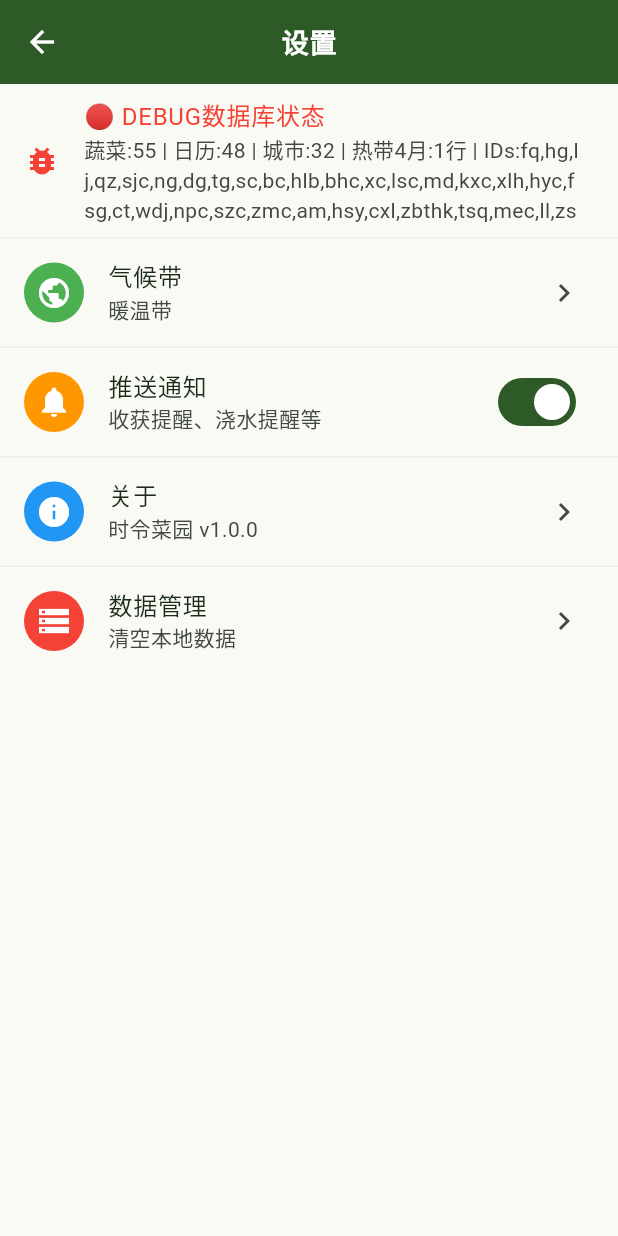
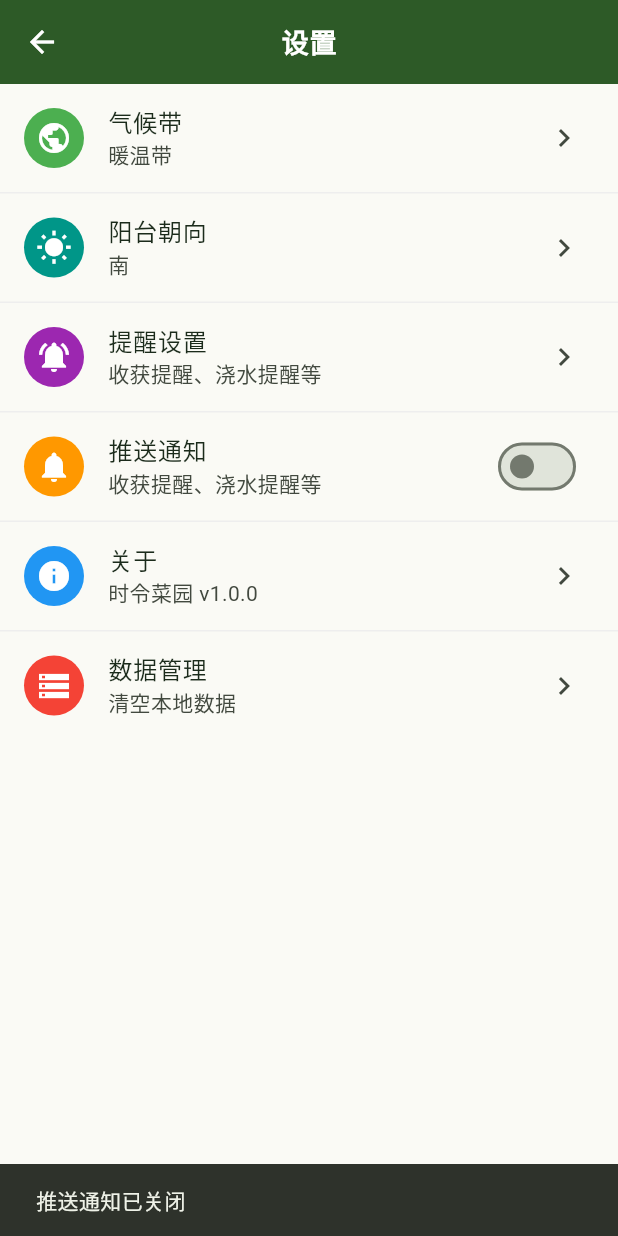
Before and after one commit to liminghuang1985/shiling_vegetable_garden, a Flutter app: the SettingsPage screen opened directly, after a tap on "推送通知", on a phone screen of 412 x 824 dp. Run offline on Flutter 3.47's test engine with Material 3 defaults, Android fonts, the phone set to English and light mode, and no system bars; our stand-ins replace flutter_riverpod, shared_preferences, sqflite, sqflite_common_ffi; accounts and stored records are empty.

Commit message:
feat: 设置页功能完善 + emoji头像 + App名汉化
- 设置页：新增阳台朝向/提醒设置入口，气候带/关于/数据管理可点击
- 移除DEBUG数据库状态ListTile
- 62种蔬菜专属emoji全量配置
- App名称改为'时令菜园'
- 新App图标（手绘蔬菜风格）

```diff
--- a/lib/data/datasources/settings_local_datasource.dart
+++ b/lib/data/datasources/settings_local_datasource.dart
@@ -5,6 +5,10 @@ class SettingsLocalDatasource {
   static const _keySelectedCityId = 'selected_city_id';
   static const _keySelectedClimate = 'selected_climate';
   static const _keyBalconyDirection = 'balcony_direction';
+  static const _keyReminderHarvest = 'reminder_harvest';
+  static const _keyReminderWater = 'reminder_water';
+  static const _keyReminderFertilize = 'reminder_fertilize';
+  static const _keyNotificationsEnabled = 'notifications_enabled';
 
   // ========== 城市选择 ==========
 
@@ -56,4 +60,34 @@ class SettingsLocalDatasource {
     final prefs = await SharedPreferences.getInstance();
     await prefs.remove(_keyBalconyDirection);
   }
+
+  // ========== 提醒设置 ==========
+
+  Future<void> saveReminderSettings(bool harvest, bool water, bool fertilize) async {
+    final prefs = await SharedPreferences.getInstance();
+    await prefs.setBool(_keyReminderHarvest, harvest);
+    await prefs.setBool(_keyReminderWater, water);
+    await prefs.setBool(_keyReminderFertilize, fertilize);
+  }
+
+  Future<Map<String, bool>> getReminderSettings() async {
+    final prefs = await SharedPreferences.getInstance();
+    return {
+      'harvest': prefs.getBool(_keyReminderHarvest) ?? true,
+      'water': prefs.getBool(_keyReminderWater) ?? true,
+      'fertilize': prefs.getBool(_keyReminderFertilize) ?? false,
+    };
+  }
+
+  // ========== 通知总开关 ==========
+
+  Future<void> saveNotificationsEnabled(bool enabled) async {
+    final prefs = await SharedPreferences.getInstance();
+    await prefs.setBool(_keyNotificationsEnabled, enabled);
+  }
+
+  Future<bool> getNotificationsEnabled() async {
+    final prefs = await SharedPreferences.getInstance();
+    return prefs.getBool(_keyNotificationsEnabled) ?? true;
+  }
 }
--- a/lib/domain/entities/vegetable.dart
+++ b/lib/domain/entities/vegetable.dart
@@ -144,19 +144,19 @@ class Vegetable {
   static const Map<String, String> _emojiMap = {
     // 茄果类
     '番茄': '🍅', '西红柿': '🍅', '茄子': '🍆', '辣椒': '🌶️', '黄瓜': '🥒',
-    '南瓜': '🎃', '西瓜': '🍉', '冬瓜': '🥬', '苦瓜': '🍀', '丝瓜': '🥒',
+    '南瓜': '🎃', '西瓜': '🍉', '冬瓜': '🟡', '苦瓜': '🍀', '丝瓜': '🥒',
     '甜瓜': '🍈', '佛手瓜': '🥒',
     // 叶菜类
     '菜心': '🥬', '小白菜': '🥬', '大白菜': '🥬', '甘蓝': '🥬', '生菜': '🥬',
     '菠菜': '🥬', '油麦菜': '🥬', '芥蓝': '🥬', '空心菜': '🥬', '木耳菜': '🥬',
-    '苋菜': '🥬', '莴笋': '🥬', '茼蒿': '🌿', '芹菜': '🌿', '香菜': '🌿',
-    '韭菜': '🌿', '牛皮菜': '🥬', '紫苏': '🌿', '薄荷': '🌿', '艾草': '🌿',
+    '苋菜': '🥬', '莴笋': '🥬', '牛皮菜': '🥬', '茼蒿': '🌿', '芹菜': '🌿', '香菜': '🌿',
+    '韭菜': '🌿', '紫苏': '🌿', '薄荷': '🌿', '艾草': '🌿',
     '菊苣': '🌿', '紫背天葵': '🌿', '草头': '🌿', '豆瓣菜': '🌿', '芝麻菜': '🌿',
-    '穿心莲': '🌿', '藤三七': '🌿', '扫帚菜': '🌿',
+    '穿心莲': '🌿', '藤三七': '🥬', '扫帚菜': '🥬',
     // 根茎类
     '萝卜': '🥕', '白萝卜': '🥕', '胡萝卜': '🥕', '土豆': '🥔', '红薯': '🍠',
-    '甘薯': '🍠', '红薯叶': '🍠', '芋头': '🍠', '山药': '🍠', '洋葱': '🧅',
-    '大蒜': '🧄', '姜': '🫚', '生姜': '🫚', '荠菜': '🌱', '莲藕': '🪷',
+    '甘薯': '🍠', '红薯叶': '🥬', '芋头': '🍠', '山药': '🍠', '洋葱': '🧅',
+    '大蒜': '🧄', '姜': '🫚', '生姜': '🫚', '荠菜': '🥬', '莲藕': '🪷',
     '茭白': '🟡', '甜菜根': '🟣',
     // 豆类
     '豌豆': '🫛', '毛豆': '🫛', '四季豆': '🫛', '芸豆': '🫛', '豆角': '🫛',
--- a/lib/presentation/pages/planting_calendar_page.dart
+++ b/lib/presentation/pages/planting_calendar_page.dart
@@ -184,7 +184,7 @@ class PlantingCalendarPage extends ConsumerWidget {
               child: ListTile(
                 leading: CircleAvatar(
                   backgroundColor: Colors.green.shade100,
-                  child: Text(veg.category.emoji),
+                  child: Text(veg.emoji),
                 ),
                 title: Text(veg.name),
                 subtitle: Text(
--- a/lib/presentation/pages/settings_page.dart
+++ b/lib/presentation/pages/settings_page.dart
@@ -7,11 +7,41 @@ import '../providers/providers.dart';
 import '../../data/datasources/settings_local_datasource.dart';
 
 /// 设置页
-class SettingsPage extends ConsumerWidget {
+class SettingsPage extends ConsumerStatefulWidget {
   const SettingsPage({super.key});
 
   @override
-  Widget build(BuildContext context, WidgetRef ref) {
+  ConsumerState<SettingsPage> createState() => _SettingsPageState();
+}
+
+class _SettingsPageState extends ConsumerState<SettingsPage> {
+  bool _notificationsEnabled = true;
+  bool _reminderHarvest = true;
+  bool _reminderWater = true;
+  bool _reminderFertilize = false;
+
+  @override
+  void initState() {
+    super.initState();
+    _loadSettings();
+  }
+
+  Future<void> _loadSettings() async {
+    final settings = SettingsLocalDatasource();
+    final enabled = await settings.getNotificationsEnabled();
+    final reminders = await settings.getReminderSettings();
+    if (mounted) {
+      setState(() {
+        _notificationsEnabled = enabled;
+        _reminderHarvest = reminders['harvest']!;
+        _reminderWater = reminders['water']!;
+        _reminderFertilize = reminders['fertilize']!;
+      });
+    }
+  }
+
+  @override
+  Widget build(BuildContext context) {
     final selectedClimate = ref.watch(selectedClimateZoneProvider);
 
     return Scaffold(
@@ -21,31 +51,6 @@ class SettingsPage extends ConsumerWidget {
       body: ListView(
         children: [
 
-          // DEBUG: Database state
-          FutureBuilder<List<String>>(
-            future: Future(() async {
-              final db = await DatabaseHelper.instance.database;
-              final vegCount = (await db.query('vegetables')).length;
-              final calCount = (await db.query('planting_calendar')).length;
-              final cityCount = (await db.query('cities')).length;
-              // Test query
-              final tropicalApril = await db.query(
-                'planting_calendar',
-                where: 'climate_zone = ? AND month = ?',
-                whereArgs: ['tropical', 4],
-                limit: 1,
-              );
-              return ['蔬菜:$vegCount', '日历:$calCount', '城市:$cityCount', '热带4月:${tropicalApril.length}行', tropicalApril.isNotEmpty ? 'IDs:${tropicalApril.first['vegetable_ids']}' : '无数据'];
-            }),
-            builder: (context, snapshot) {
-              return ListTile(
-                leading: Icon(Icons.bug_report, color: Colors.red),
-                title: Text('🔴 DEBUG数据库状态', style: TextStyle(color: Colors.red)),
-                subtitle: Text(snapshot.hasData ? snapshot.data!.join(' | ') : '加载中...'),
-              );
-            },
-          ),
-          Divider(),
           // 气候带设置
           ListTile(
             leading: const CircleAvatar(
@@ -60,7 +65,35 @@ class SettingsPage extends ConsumerWidget {
 
           const Divider(),
 
-          // 通知设置
+          // 阳台朝向
+          ListTile(
+            leading: const CircleAvatar(
+              backgroundColor: Colors.teal,
+              child: Icon(Icons.wb_sunny, color: Colors.white),
+            ),
+            title: const Text('阳台朝向'),
+            subtitle: Text(_getBalconyLabel()),
+            trailing: const Icon(Icons.chevron_right),
+            onTap: () => _showBalconyDirectionPicker(context, ref),
+          ),
+
+          const Divider(),
+
+          // 提醒设置
+          ListTile(
+            leading: const CircleAvatar(
+              backgroundColor: Colors.purple,
+              child: Icon(Icons.notifications_active, color: Colors.white),
+            ),
+            title: const Text('提醒设置'),
+            subtitle: const Text('收获提醒、浇水提醒等'),
+            trailing: const Icon(Icons.chevron_right),
+            onTap: () => _showReminderSettings(context, ref),
+          ),
+
+          const Divider(),
+
+          // 通知开关
           SwitchListTile(
             secondary: const CircleAvatar(
               backgroundColor: Colors.orange,
@@ -68,9 +101,9 @@ class SettingsPage extends ConsumerWidget {
             ),
             title: const Text('推送通知'),
             subtitle: const Text('收获提醒、浇水提醒等'),
-            value: true, // TODO: 接入 SharedPreferences
+            value: _notificationsEnabled,
             onChanged: (value) {
-              // TODO: 保存设置
+              _toggleNotifications(context, value);
             },
           ),
 
@@ -232,4 +265,121 @@ class SettingsPage extends ConsumerWidget {
       ),
     );
   }
+
+  String _getBalconyLabel() {
+    final balcony = ref.watch(balconyDirectionProvider);
+    return balcony.label;
+  }
+
+  void _showBalconyDirectionPicker(BuildContext context, WidgetRef ref) {
+    showModalBottomSheet(
+      context: context,
+      builder: (ctx) => SafeArea(
+        child: Column(
+          mainAxisSize: MainAxisSize.min,
+          children: [
+            const Padding(
+              padding: EdgeInsets.all(16),
+              child: Text('选择阳台朝向', style: TextStyle(fontSize: 18, fontWeight: FontWeight.bold)),
+            ),
+            const Divider(),
+            ...BalconyDirection.values.map((b) => ListTile(
+              leading: CircleAvatar(
+                backgroundColor: ref.watch(balconyDirectionProvider) == b
+                    ? Colors.teal
+                    : Colors.grey.shade200,
+                child: Text(_balconyEmoji(b)),
+              ),
+              title: Text(b.label),
+              subtitle: Text(b.description),
+              trailing: ref.watch(balconyDirectionProvider) == b
+                  ? const Icon(Icons.check, color: Colors.teal)
+                  : null,
+              onTap: () async {
+                final settings = SettingsLocalDatasource();
+                await settings.saveBalconyDirection(b.name);
+                ref.read(balconyDirectionProvider.notifier).state = b;
+                Navigator.pop(ctx);
+                ScaffoldMessenger.of(context).showSnackBar(
+                  SnackBar(content: Text('已保存阳台朝向：${b.label}')),
+                );
+              },
+            )),
+          ],
+        ),
+      ),
+    );
+  }
+
+  String _balconyEmoji(BalconyDirection d) {
+    switch (d) {
+      case BalconyDirection.north: return '🧭';
+      case BalconyDirection.south: return '☀️';
+      case BalconyDirection.east: return '🌅';
+      case BalconyDirection.west: return '🌇';
+      case BalconyDirection.none: return '🏠';
+    }
+  }
+
+  void _showReminderSettings(BuildContext context, WidgetRef ref) {
+    showModalBottomSheet(
+      context: context,
+      builder: (ctx) => StatefulBuilder(
+        builder: (ctx, setState) => SafeArea(
+          child: Column(
+            mainAxisSize: MainAxisSize.min,
+            children: [
+              const Padding(
+                padding: EdgeInsets.all(16),
+                child: Text('提醒设置', style: TextStyle(fontSize: 18, fontWeight: FontWeight.bold)),
+              ),
+              const Divider(),
+              SwitchListTile(
+                title: const Text('收获提醒'),
+                subtitle: const Text('蔬菜成熟时通知'),
+                value: _reminderHarvest,
+                onChanged: (v) => setState(() => _reminderHarvest = v),
+              ),
+              SwitchListTile(
+                title: const Text('浇水提醒'),
+                subtitle: const Text('按种植日历定时提醒'),
+                value: _reminderWater,
+                onChanged: (v) => setState(() => _reminderWater = v),
+              ),
+              SwitchListTile(
+                title: const Text('施肥提醒'),
+                subtitle: const Text('定期施肥提醒'),
+                value: _reminderFertilize,
+                onChanged: (v) => setState(() => _reminderFertilize = v),
+              ),
+              const SizedBox(height: 16),
+              ElevatedButton(
+                onPressed: () async {
+                  final settings = SettingsLocalDatasource();
+                  await settings.saveReminderSettings(_reminderHarvest, _reminderWater, _reminderFertilize);
+                  Navigator.pop(ctx);
+                  ScaffoldMessenger.of(context).showSnackBar(
+                    const SnackBar(content: Text('提醒设置已保存')),
+                  );
+                },
+                child: const Text('保存设置'),
+              ),
+              const SizedBox(height: 16),
+            ],
+          ),
+        ),
+      ),
+    );
+  }
+
+  void _toggleNotifications(BuildContext context, bool value) {
+    setState(() => _notificationsEnabled = value);
+    ScaffoldMessenger.of(context).showSnackBar(
+      SnackBar(
+        content: Text(value ? '推送通知已开启' : '推送通知已关闭'),
+        duration: const Duration(seconds: 2),
+      ),
+    );
+  }
+
 }
```
Also changed, not shown: assets/icon/app-icon.png (added), 8 other files.
